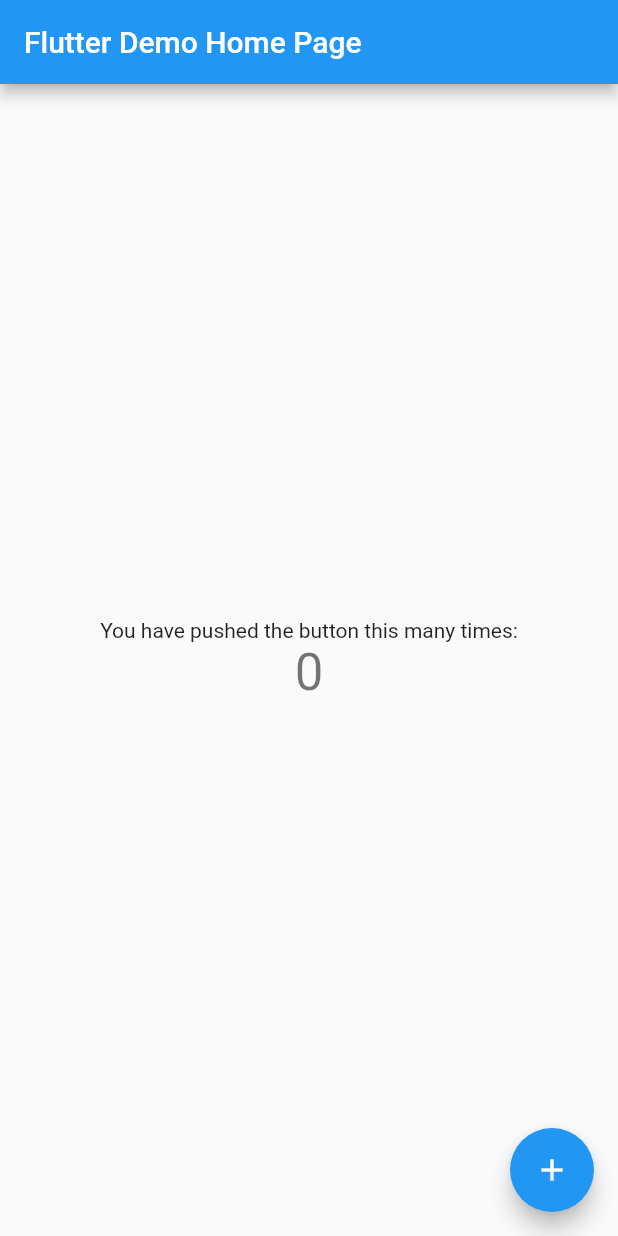
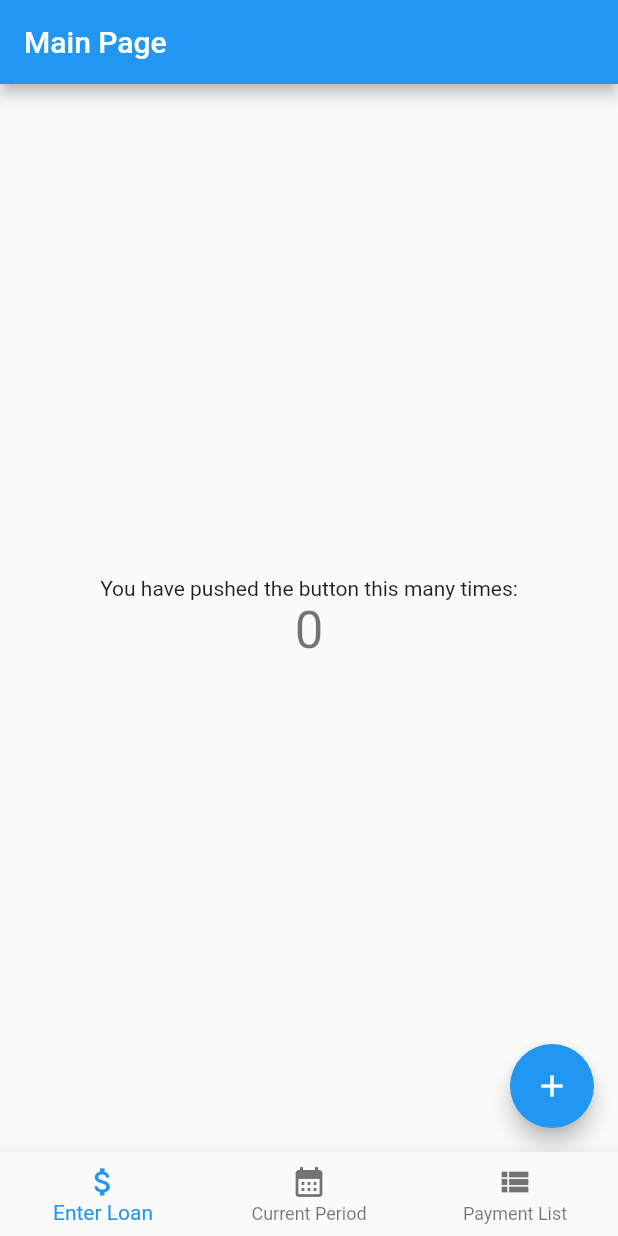
Before and after one commit to Correu/bill_manager, a Flutter app: the screen it shows after launch, on a phone screen of 412 x 824 dp. Run offline on Flutter 3.47's test engine with Material 2 defaults, Android fonts, the phone set to English and light mode, and no system bars.

Commit message:
basic layout changes

```diff
--- a/lib/main.dart
+++ b/lib/main.dart
@@ -1,3 +1,5 @@
+import 'package:bill_manager/views/bill_entry.dart';
+import 'package:bill_manager/views/payment_list.dart';
 import 'package:flutter/material.dart';
 
 void main() {
@@ -7,41 +9,68 @@ void main() {
 class MyApp extends StatelessWidget {
   const MyApp({Key? key}) : super(key: key);
 
-  // This widget is the root of your application.
   @override
   Widget build(BuildContext context) {
-    return MaterialApp(
-      title: 'Flutter Demo',
-      theme: ThemeData(
-        // This is the theme of your application.
-        //
-        // Try running your application with "flutter run". You'll see the
-        // application has a blue toolbar. Then, without quitting the app, try
-        // changing the primarySwatch below to Colors.green and then invoke
-        // "hot reload" (press "r" in the console where you ran "flutter run",
-        // or simply save your changes to "hot reload" in a Flutter IDE).
-        // Notice that the counter didn't reset back to zero; the application
-        // is not restarted.
-        primarySwatch: Colors.blue,
-      ),
-      home: const MyHomePage(title: 'Flutter Demo Home Page'),
+    return const MaterialApp(
+      home: NavMenu(),
     );
   }
 }
 
+/*
+  Bottom Navigation Bar
+*/
+class NavMenu extends StatefulWidget {
+  const NavMenu({Key? key}) : super(key: key);
+
+  @override
+  State<NavMenu> createState() => _NavMenuState();
+}
+
+class _NavMenuState extends State<NavMenu> {
+  int _selectedIndex = 0;
+
+  final List<Widget> _children = <Widget>[
+    const MyHomePage(),
+    const BillEntry(),
+    const PaymentList(),
+  ];
+
+  @override
+  Widget build(BuildContext context) {
+    return Scaffold(
+      bottomNavigationBar: BottomNavigationBar(
+        currentIndex: _selectedIndex,
+        items: const <BottomNavigationBarItem>[
+          BottomNavigationBarItem(
+            icon: Icon(Icons.attach_money),
+            label: 'Enter Loan',
+          ),
+          BottomNavigationBarItem(
+            icon: Icon(Icons.calendar_month),
+            label: 'Current Period',
+          ),
+          BottomNavigationBarItem(
+            icon: Icon(Icons.view_list),
+            label: 'Payment List',
+          )
+        ],
+        onTap: (index) {
+          setState(() {
+            _selectedIndex = index;
+          });
+        },
+      ),
+      body: _children[_selectedIndex],
+    );
+  }
+}
+
+/*
+  Initial Launch Page
+*/
 class MyHomePage extends StatefulWidget {
-  const MyHomePage({Key? key, required this.title}) : super(key: key);
-
-  // This widget is the home page of your application. It is stateful, meaning
-  // that it has a State object (defined below) that contains fields that affect
-  // how it looks.
-
-  // This class is the configuration for the state. It holds the values (in this
-  // case the title) provided by the parent (in this case the App widget) and
-  // used by the build method of the State. Fields in a Widget subclass are
-  // always marked "final".
-
-  final String title;
+  const MyHomePage({Key? key}) : super(key: key);
 
   @override
   State<MyHomePage> createState() => _MyHomePageState();
@@ -52,47 +81,18 @@ class _MyHomePageState extends State<MyHomePage> {
 
   void _incrementCounter() {
     setState(() {
-      // This call to setState tells the Flutter framework that something has
-      // changed in this State, which causes it to rerun the build method below
-      // so that the display can reflect the updated values. If we changed
-      // _counter without calling setState(), then the build method would not be
-      // called again, and so nothing would appear to happen.
       _counter++;
     });
   }
 
   @override
   Widget build(BuildContext context) {
-    // This method is rerun every time setState is called, for instance as done
-    // by the _incrementCounter method above.
-    //
-    // The Flutter framework has been optimized to make rerunning build methods
-    // fast, so that you can just rebuild anything that needs updating rather
-    // than having to individually change instances of widgets.
     return Scaffold(
       appBar: AppBar(
-        // Here we take the value from the MyHomePage object that was created by
-        // the App.build method, and use it to set our appbar title.
-        title: Text(widget.title),
+        title: const Text('Main Page'),
       ),
       body: Center(
-        // Center is a layout widget. It takes a single child and positions it
-        // in the middle of the parent.
         child: Column(
-          // Column is also a layout widget. It takes a list of children and
-          // arranges them vertically. By default, it sizes itself to fit its
-          // children horizontally, and tries to be as tall as its parent.
-          //
-          // Invoke "debug painting" (press "p" in the console, choose the
-          // "Toggle Debug Paint" action from the Flutter Inspector in Android
-          // Studio, or the "Toggle Debug Paint" command in Visual Studio Code)
-          // to see the wireframe for each widget.
-          //
-          // Column has various properties to control how it sizes itself and
-          // how it positions its children. Here we use mainAxisAlignment to
-          // center the children vertically; the main axis here is the vertical
-          // axis because Columns are vertical (the cross axis would be
-          // horizontal).
           mainAxisAlignment: MainAxisAlignment.center,
           children: <Widget>[
             const Text(
@@ -109,7 +109,7 @@ class _MyHomePageState extends State<MyHomePage> {
         onPressed: _incrementCounter,
         tooltip: 'Increment',
         child: const Icon(Icons.add),
-      ), // This trailing comma makes auto-formatting nicer for build methods.
+      ),
     );
   }
 }
--- /dev/null
+++ b/lib/views/bill_entry.dart
@@ -0,0 +1,10 @@
+import 'package:flutter/material.dart';
+
+class BillEntry extends StatelessWidget {
+  const BillEntry({Key? key}) : super(key: key);
+
+  @override
+  Widget build(BuildContext context) {
+    return const Text('Bill Entry Page');
+  }
+}
--- /dev/null
+++ b/lib/views/payment_list.dart
@@ -0,0 +1,10 @@
+import 'package:flutter/material.dart';
+
+class PaymentList extends StatelessWidget {
+  const PaymentList({Key? key}) : super(key: key);
+
+  @override
+  Widget build(BuildContext context) {
+    return const Text('Payment List');
+  }
+}
```
